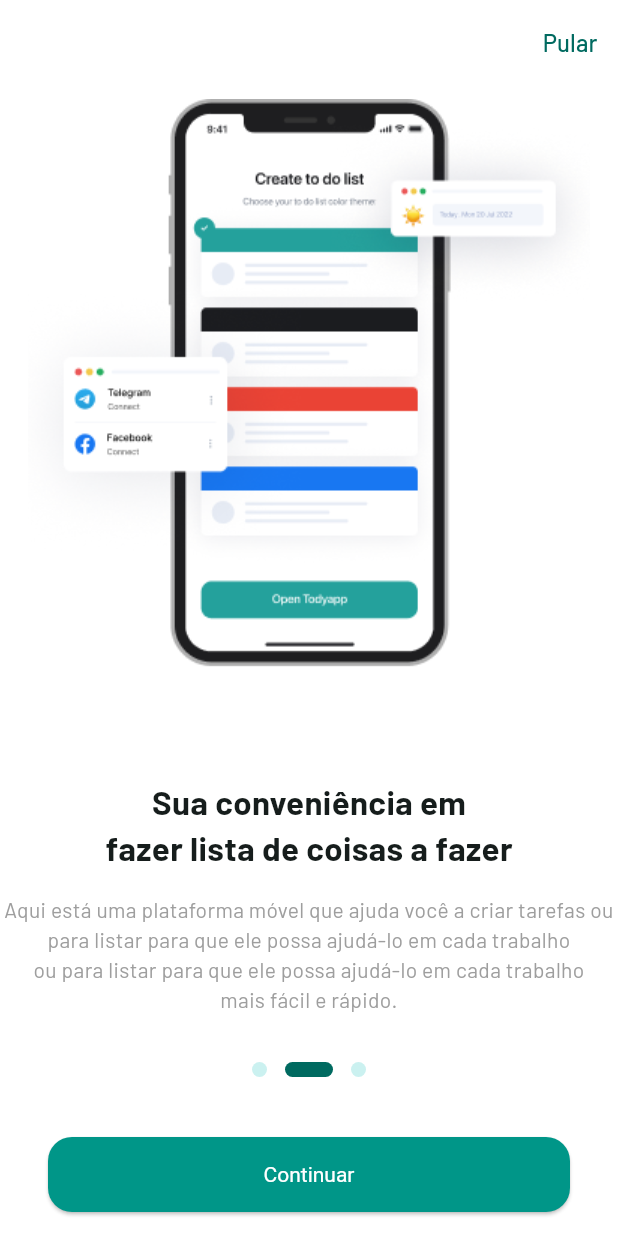
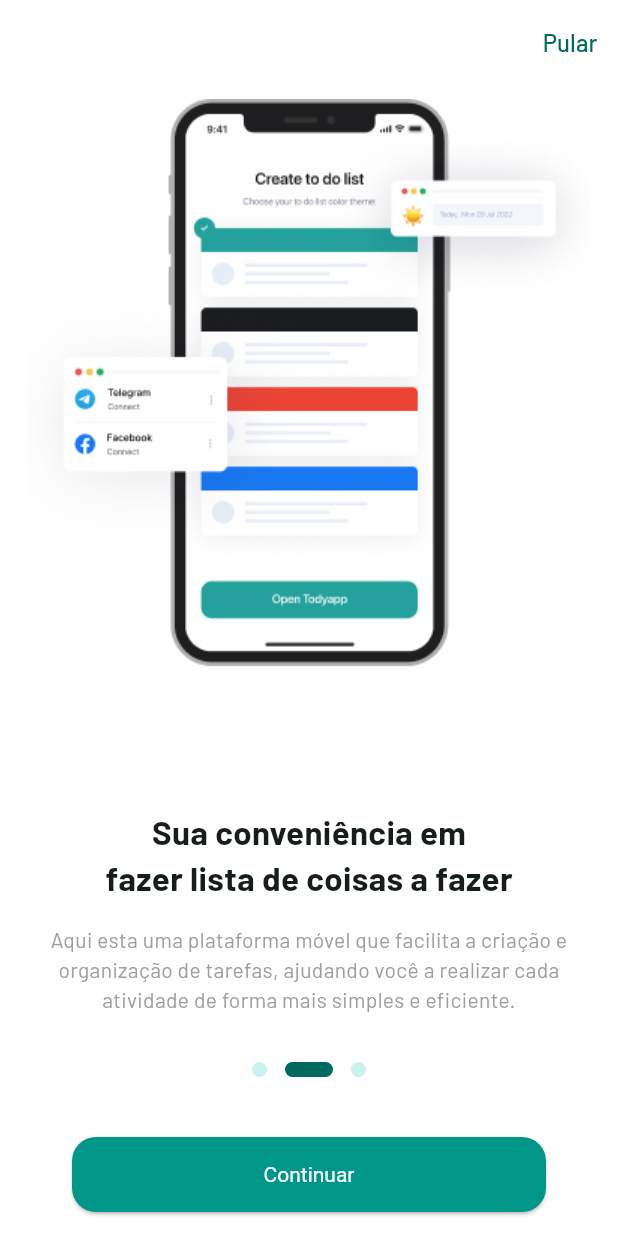
Before and after one commit to LucasFormigonBR/TodyApp, a Flutter app: the screen it shows after launch, swiped to page 2, on a phone screen of 412 x 824 dp. Run offline on Flutter 3.47's test engine with Material 3 defaults, Android fonts, the phone set to English and light mode, and no system bars; our stand-ins replace bloc, equatable, firebase_core, flutter_bloc, go_router, google_fonts; accounts and stored records are empty.

Commit message:
style(text): alterando o layout dos textos das views

```diff
--- a/lib/features/apresentation/presentation/pages/apresentation_structure_page.dart
+++ b/lib/features/apresentation/presentation/pages/apresentation_structure_page.dart
@@ -35,7 +35,9 @@ class _ApresentationStructurePageState
         return Scaffold(
           backgroundColor: scaffoldBackgroundColor(),
           appBar: AppBar(actions: [skipButtonVisibility()]),
-          body: Column(
+          body: Padding(
+            padding: StylesApp.defaultPaddingHorizontal,
+            child: Column(
               children: [
                 Flexible(
                   child: PageView.builder(
@@ -66,23 +68,7 @@ class _ApresentationStructurePageState
                               ),
                               SizedBox(height: 16),
                               Text(
-                              "Aqui está uma plataforma móvel que ajuda você a criar tarefas ou para listar para que ele possa ajudá-lo em cada trabalho",
-                              textAlign: TextAlign.center,
-                              style: TextStyle(
-                                fontSize: 14,
-                                color: Colors.grey,
-                              ),
-                            ),
-                            Text(
-                              "ou para listar para que ele possa ajudá-lo em cada trabalho",
-                              textAlign: TextAlign.center,
-                              style: TextStyle(
-                                fontSize: 14,
-                                color: Colors.grey,
-                              ),
-                            ),
-                            Text(
-                              "mais fácil e rápido.",
+                                "Aqui esta uma plataforma móvel que facilita a criação e organização de tarefas, ajudando você a realizar cada atividade de forma mais simples e eficiente.",
                                 textAlign: TextAlign.center,
                                 style: TextStyle(
                                   fontSize: 14,
@@ -103,7 +89,7 @@ class _ApresentationStructurePageState
                                 ),
                               ),
                               Text(
-                              "fazendo sua lista de coisas a fazer",
+                                "fazer sua lista de atividades",
                                 style: TextStyle(
                                   fontSize: 22,
                                   fontWeight: FontWeight.bold,
@@ -111,23 +97,16 @@ class _ApresentationStructurePageState
                               ),
                               SizedBox(height: 16),
                               Text(
-                              "Fácil de entender a interface do usuário que faz você",
+                                "A interface do usuário deixa fácil de entender, o que deixa você mais confortável quando você quer criar uma tarefa ou para fazer a lista.",
                                 textAlign: TextAlign.center,
                                 style: TextStyle(
                                   fontSize: 14,
                                   color: Colors.grey,
                                 ),
                               ),
+
                               Text(
-                              "mais confortável quando você quer criar uma tarefa ou",
-                              textAlign: TextAlign.center,
-                              style: TextStyle(
-                                fontSize: 14,
-                                color: Colors.grey,
-                              ),
-                            ),
-                            Text(
-                              "para fazer a lista, Todyapp também pode melhorar a produtividade.",
+                                "Todyapp também pode melhorar a produtividade.",
                                 textAlign: TextAlign.center,
                                 style: TextStyle(
                                   fontSize: 14,
@@ -166,6 +145,7 @@ class _ApresentationStructurePageState
                 SizedBox(height: 24),
                 continueButtonVisibility(),
               ],
+            ),
           ),
         );
       },
--- a/lib/features/home/presentation/pages/choose_theme_page.dart
+++ b/lib/features/home/presentation/pages/choose_theme_page.dart
@@ -21,6 +21,7 @@ class ChooseThemePage extends StatelessWidget {
                 SizedBox(height: 8),
                 Text(
                   "Defina as prioridades de cada tarefa como preferir",
+                  textAlign: TextAlign.center,
                   style: Theme.of(context).textTheme.labelLarge,
                 ),
                 SizedBox(height: 32),
--- a/lib/features/login/presentation/pages/login_email_page.dart
+++ b/lib/features/login/presentation/pages/login_email_page.dart
@@ -27,6 +27,7 @@ class LoginEmailPage extends StatelessWidget {
                   SizedBox(height: 8),
                   Text(
                     "Seu trabalho mais rápido e estruturado com o Todyapp",
+                    textAlign: TextAlign.center,
                     style: Theme.of(context).textTheme.labelLarge,
                   ),
                   SizedBox(height: 36),
--- a/lib/features/login/presentation/pages/login_page.dart
+++ b/lib/features/login/presentation/pages/login_page.dart
@@ -97,7 +97,7 @@ class LoginPage extends StatelessWidget {
                           SizedBox(width: 8.0),
                           Text(
                             "Facebook",
-                            style: TextStyle(color: StylesApp.colorDefaultText),
+                            style: StylesApp.textButtonBold(context),
                           ),
                         ],
                       ),
@@ -121,7 +121,7 @@ class LoginPage extends StatelessWidget {
                           SizedBox(width: 8.0),
                           Text(
                             "Google",
-                            style: Theme.of(context).textTheme.labelLarge,
+                            style: StylesApp.textButtonBold(context),
                           ),
                         ],
                       ),
--- a/pubspec.yaml
+++ b/pubspec.yaml
@@ -70,6 +70,7 @@ flutter:
   assets:
     - assets/images/
     - assets/images/icons/
+    - assets/images/messages/
   # An image asset can refer to one or more resolution-specific "variants", see
   # https://flutter.dev/to/resolution-aware-images
 
```
Also changed, not shown: lib/core/constants/styles_app.dart (+16 -0 lines), lib/features/home/presentation/pages/inbox_page.dart (+21 -4 lines). Lines whose indentation alone changed are shown as unchanged.
